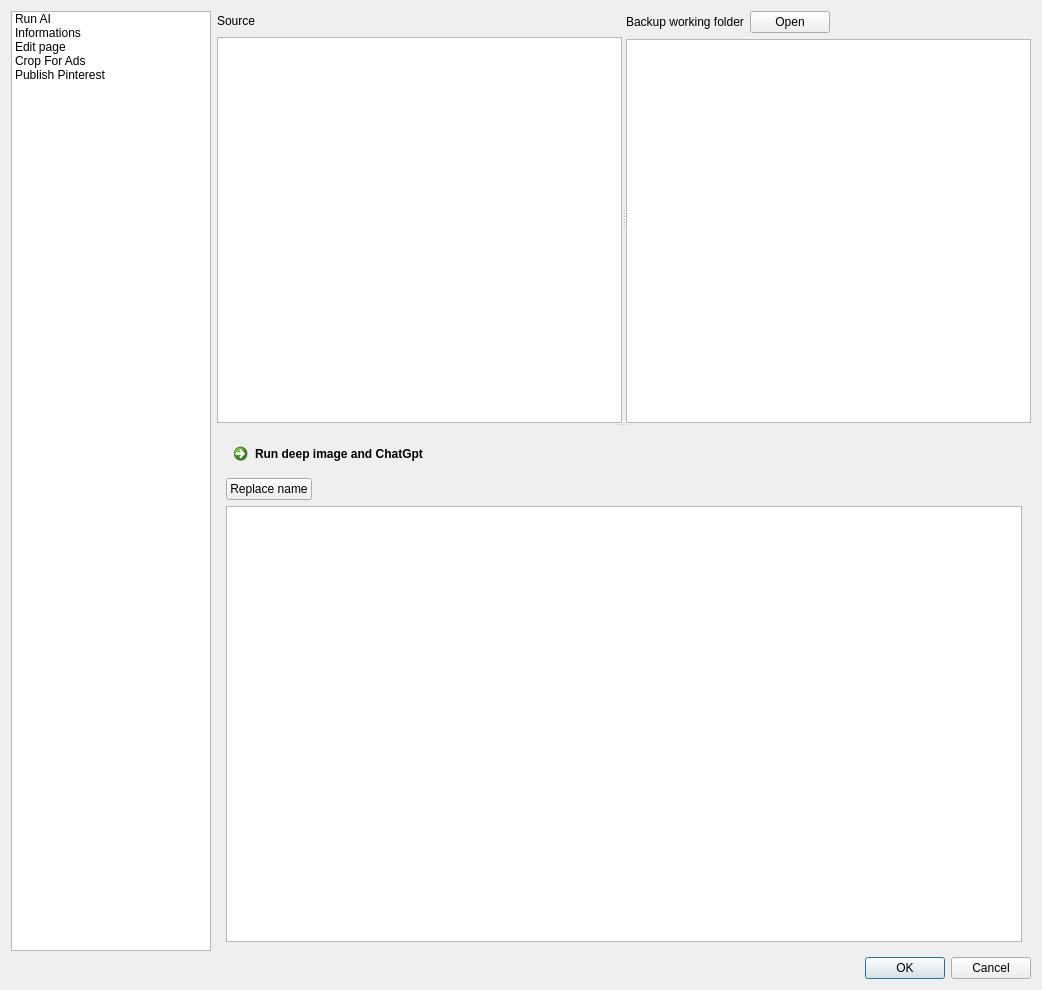
Before: the Qt Designer form DialogCreateProductPage.ui in icingerpower/ImageSocial, drawn with Qt 5.
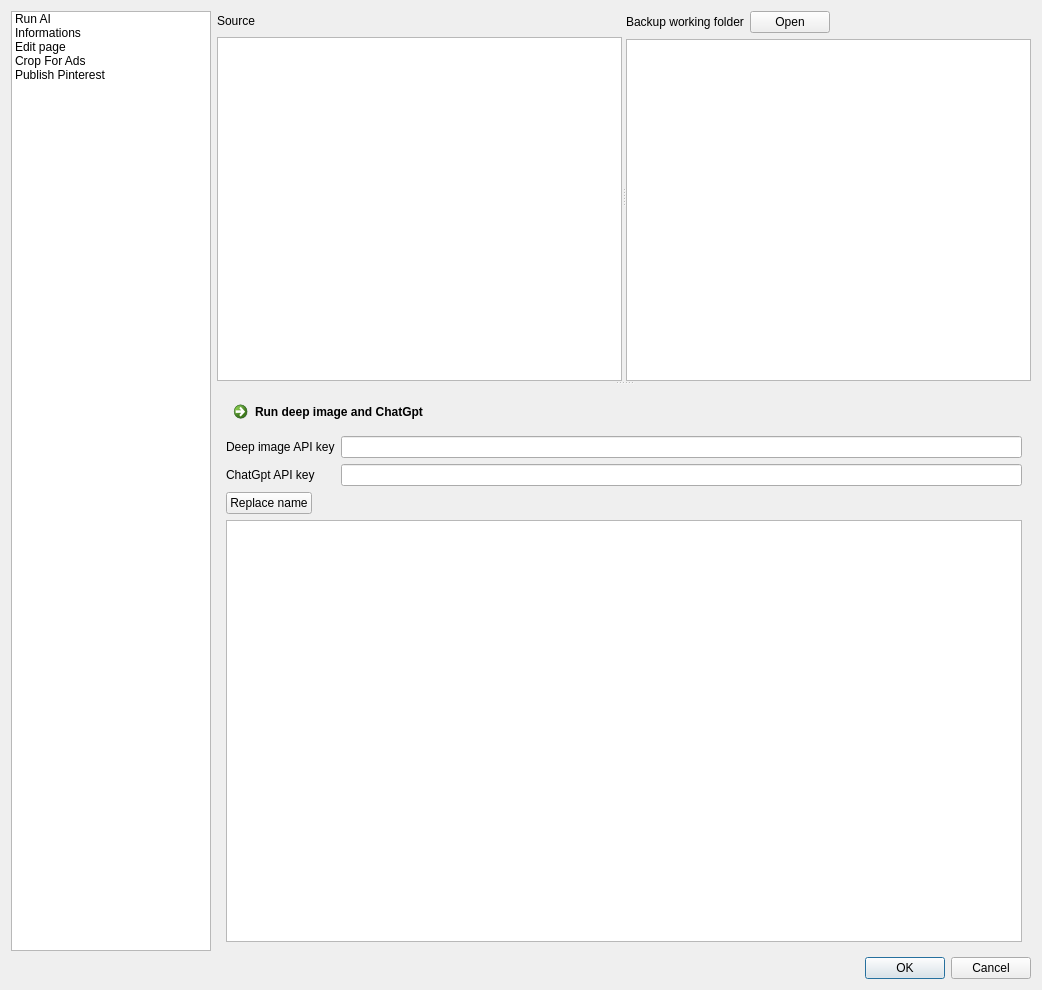
After: the same form once the commit is applied. The open tabs and pages were chosen to show the change.

Commit message: Progressed on the product page creation module.

```diff
--- a/DialogCreateProductPage.ui
+++ b/DialogCreateProductPage.ui
@@ -143,6 +143,30 @@
             </property>
            </widget>
           </item>
+          <item>
+           <layout class="QFormLayout" name="formLayout_2">
+            <item row="0" column="0">
+             <widget class="QLabel" name="label_6">
+              <property name="text">
+               <string>Deep image API key</string>
+              </property>
+             </widget>
+            </item>
+            <item row="1" column="0">
+             <widget class="QLabel" name="label_7">
+              <property name="text">
+               <string>ChatGpt API key</string>
+              </property>
+             </widget>
+            </item>
+            <item row="0" column="1">
+             <widget class="QLineEdit" name="lineEditDeepImageApitKey"/>
+            </item>
+            <item row="1" column="1">
+             <widget class="QLineEdit" name="lineEditChatGptApiKey"/>
+            </item>
+           </layout>
+          </item>
           <item>
            <layout class="QHBoxLayout" name="horizontalLayout_7">
             <item>
```
Left out of the diff: 29 changed lines with no effect on the pictures. The commit also changes 13 other files.
